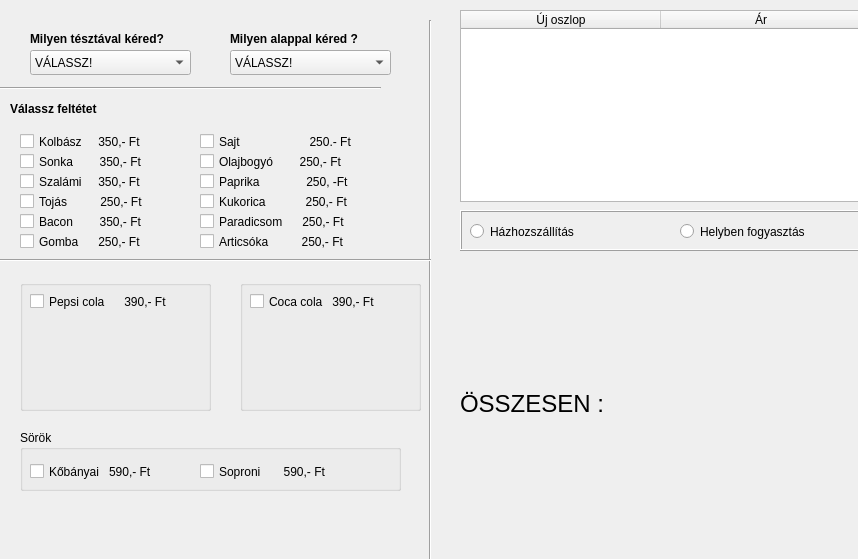
kobanya/PizzaUiPyqt, file pizza.ui: the form before one commit.
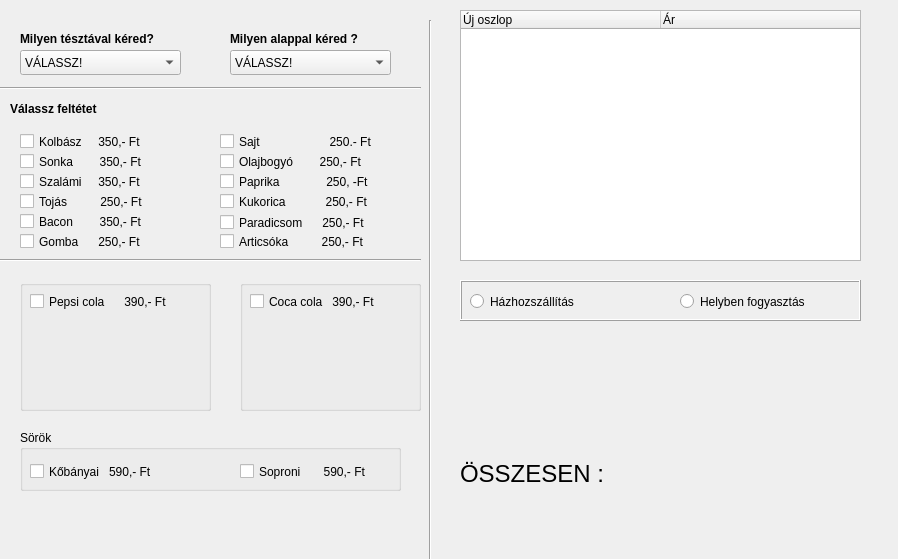
The form after the commit. Icons and pictures are not drawn.

Commit message: árképzés

The edit to the form file:
```diff
--- a/pizza.ui
+++ b/pizza.ui
@@ -6,7 +6,7 @@
    <rect>
     <x>0</x>
     <y>0</y>
-    <width>858</width>
+    <width>898</width>
     <height>559</height>
    </rect>
   </property>
@@ -16,7 +16,7 @@
   <widget class="QLabel" name="label_teszta">
    <property name="geometry">
     <rect>
-     <x>30</x>
+     <x>20</x>
      <y>30</y>
      <width>181</width>
      <height>17</height>
@@ -35,7 +35,7 @@
   <widget class="QComboBox" name="comboBox">
    <property name="geometry">
     <rect>
-     <x>30</x>
+     <x>20</x>
      <y>50</y>
      <width>161</width>
      <height>25</height>
@@ -111,7 +111,7 @@
     <rect>
      <x>0</x>
      <y>80</y>
-     <width>381</width>
+     <width>421</width>
      <height>16</height>
     </rect>
    </property>
@@ -206,7 +206,7 @@
   <widget class="QCheckBox" name="checkBox_5">
    <property name="geometry">
     <rect>
-     <x>200</x>
+     <x>220</x>
      <y>230</y>
      <width>181</width>
      <height>23</height>
@@ -232,7 +232,7 @@
   <widget class="QCheckBox" name="checkBox_7">
    <property name="geometry">
     <rect>
-     <x>200</x>
+     <x>220</x>
      <y>130</y>
      <width>181</width>
      <height>23</height>
@@ -245,7 +245,7 @@
   <widget class="QCheckBox" name="checkBox_8">
    <property name="geometry">
     <rect>
-     <x>200</x>
+     <x>220</x>
      <y>150</y>
      <width>181</width>
      <height>23</height>
@@ -258,7 +258,7 @@
   <widget class="QCheckBox" name="checkBox_9">
    <property name="geometry">
     <rect>
-     <x>200</x>
+     <x>220</x>
      <y>170</y>
      <width>191</width>
      <height>23</height>
@@ -271,7 +271,7 @@
   <widget class="QCheckBox" name="checkBox_10">
    <property name="geometry">
     <rect>
-     <x>200</x>
+     <x>220</x>
      <y>190</y>
      <width>181</width>
      <height>23</height>
@@ -284,10 +284,10 @@
   <widget class="QCheckBox" name="checkBox_11">
    <property name="geometry">
     <rect>
-     <x>200</x>
-     <y>210</y>
+     <x>220</x>
+     <y>212</y>
      <width>181</width>
-     <height>23</height>
+     <height>21</height>
     </rect>
    </property>
    <property name="text">
@@ -313,7 +313,7 @@
      <x>460</x>
      <y>10</y>
      <width>401</width>
-     <height>192</height>
+     <height>251</height>
     </rect>
    </property>
    <property name="sizePolicy">
@@ -338,18 +338,24 @@
     <property name="text">
      <string>Új oszlop</string>
     </property>
+    <property name="textAlignment">
+     <set>AlignLeading|AlignVCenter</set>
+    </property>
    </column>
    <column>
     <property name="text">
      <string>Ár</string>
     </property>
+    <property name="textAlignment">
+     <set>AlignLeading|AlignVCenter</set>
+    </property>
    </column>
   </widget>
   <widget class="QLabel" name="label_total_price">
    <property name="geometry">
     <rect>
      <x>460</x>
-     <y>390</y>
+     <y>460</y>
      <width>401</width>
      <height>28</height>
     </rect>
@@ -367,7 +373,7 @@
    <property name="geometry">
     <rect>
      <x>460</x>
-     <y>210</y>
+     <y>280</y>
      <width>401</width>
      <height>41</height>
     </rect>
@@ -436,9 +442,9 @@
    <widget class="QCheckBox" name="checkBox_16">
     <property name="geometry">
      <rect>
-      <x>180</x>
+      <x>220</x>
       <y>30</y>
-      <width>171</width>
+      <width>151</width>
       <height>23</height>
      </rect>
     </property>
@@ -452,7 +458,7 @@
     <rect>
      <x>-10</x>
      <y>250</y>
-     <width>441</width>
+     <width>431</width>
      <height>20</height>
     </rect>
    </property>
```
The commit also changes 1 other file.
